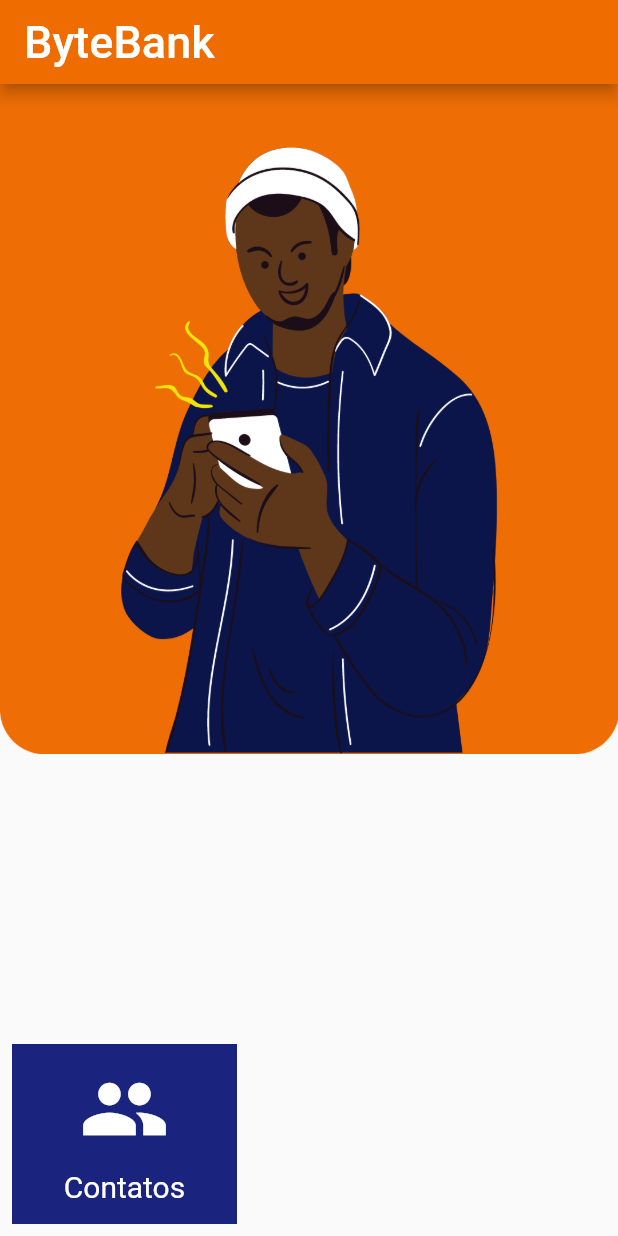
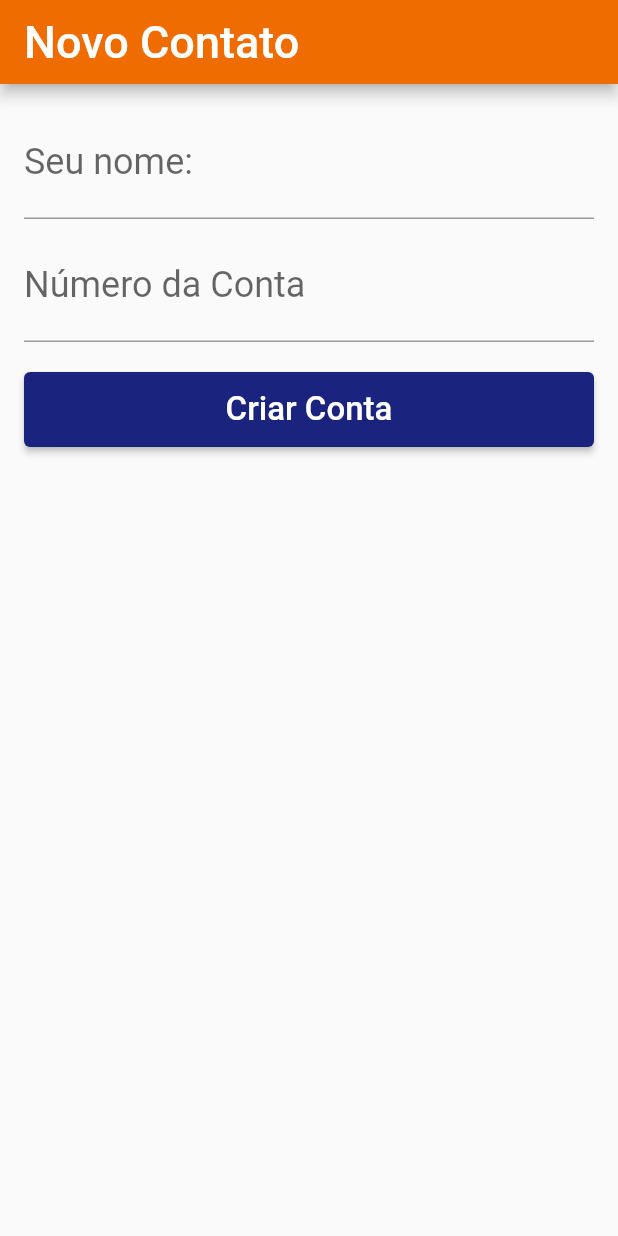
Before and after one commit to jessicacordeiro/bytebank-flutter, a Flutter app: the screen it shows after launch, on a phone screen of 412 x 824 dp. Run offline on Flutter 3.47's test engine with Material 2 defaults, Android fonts, the phone set to English and light mode, and no system bars.

Commit message:
Criando o Formulário de Contato

```diff
--- a/bytebank_dashboard/lib/main.dart
+++ b/bytebank_dashboard/lib/main.dart
@@ -1,3 +1,4 @@
+import 'package:bytebank_dashboard/screens/contacts_form.dart';
 import 'package:bytebank_dashboard/screens/contacts_list.dart';
 import 'package:bytebank_dashboard/screens/dashboard.dart';
 import 'package:flutter/material.dart';
@@ -15,7 +16,7 @@ class BytebankDashboardApp extends StatelessWidget {
           backgroundColor: Colors.indigo[900],
         )),
       ),
-      home: Dashboard(),
+      home: ContactForm(),
     );
   }
 }
--- /dev/null
+++ b/bytebank_dashboard/lib/screens/contacts_form.dart
@@ -0,0 +1,60 @@
+import 'package:flutter/material.dart';
+
+class ContactForm extends StatelessWidget {
+  @override
+  Widget build(BuildContext context) {
+    return Scaffold(
+      appBar: AppBar(
+        title: Text(
+          'Novo Contato',
+          style: TextStyle(
+            fontSize: 30.0,
+          ),
+        ),
+      ),
+      body: Padding(
+        padding: const EdgeInsets.all(16.0),
+        child: Column(
+          children: <Widget>[
+            TextField(
+              decoration: InputDecoration(
+                labelText: 'Seu nome:',
+              ),
+              style: TextStyle(
+                fontSize: 24.0,
+              ),
+            ),
+            Padding(
+              padding: const EdgeInsets.only(top: 8.0),
+              child: TextField(
+                decoration: InputDecoration(
+                  labelText: 'Número da Conta',
+                ),
+                style: TextStyle(
+                  fontSize: 24.0,
+                ),
+                keyboardType: TextInputType.number,
+              ),
+            ),
+            Padding(
+              padding: const EdgeInsets.only(top: 20.0),
+              child: SizedBox(
+                width: double.maxFinite,
+                height: 50.0,
+                child: ElevatedButton(
+                  child: Text(
+                    'Criar Conta',
+                    style: TextStyle(
+                      fontSize: 22.0,
+                    ),
+                  ),
+                  onPressed: () {},
+                ),
+              ),
+            ),
+          ],
+        ),
+      ),
+    );
+  }
+}
```
